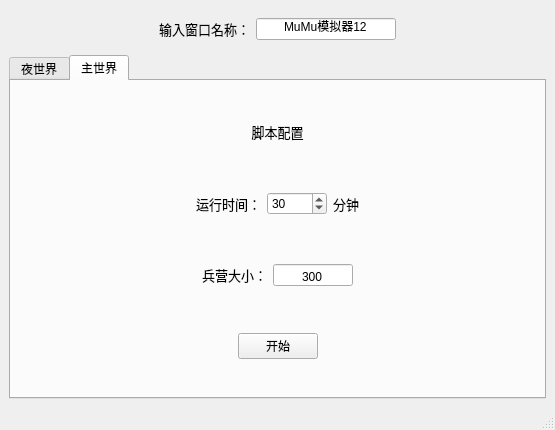
Before: the Qt Designer form ui.ui in nev3da/COC, drawn with Qt 5.
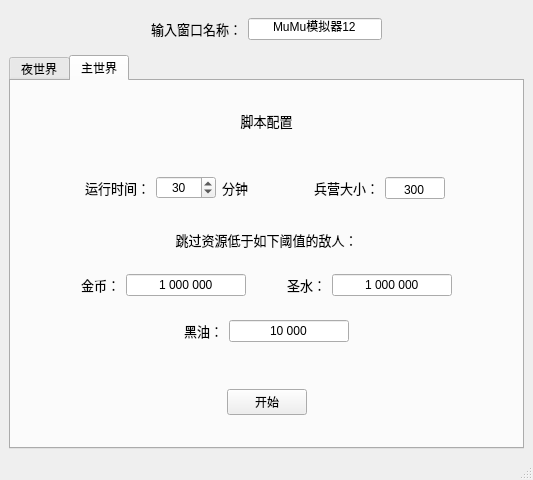
After: the same form once the commit is applied. The open tabs and pages were chosen to show the change.

Commit message: 增加参数类型注释，增加飞艇，增加对手资源检测

Diff of the .ui file:
```diff
--- a/ui.ui
+++ b/ui.ui
@@ -6,8 +6,8 @@
    <rect>
     <x>0</x>
     <y>0</y>
-    <width>555</width>
-    <height>430</height>
+    <width>533</width>
+    <height>480</height>
    </rect>
   </property>
   <property name="windowTitle">
@@ -79,17 +79,50 @@
         <string>夜世界</string>
        </attribute>
        <layout class="QVBoxLayout" name="verticalLayout">
+        <property name="spacing">
+         <number>0</number>
+        </property>
+        <property name="leftMargin">
+         <number>0</number>
+        </property>
+        <property name="topMargin">
+         <number>0</number>
+        </property>
+        <property name="rightMargin">
+         <number>0</number>
+        </property>
+        <property name="bottomMargin">
+         <number>0</number>
+        </property>
         <item>
          <widget class="QWidget" name="widget_4" native="true">
           <property name="styleSheet">
            <string notr="true"/>
           </property>
           <layout class="QVBoxLayout" name="verticalLayout_2">
+           <property name="spacing">
+            <number>7</number>
+           </property>
+           <property name="leftMargin">
+            <number>11</number>
+           </property>
+           <property name="topMargin">
+            <number>15</number>
+           </property>
+           <property name="rightMargin">
+            <number>11</number>
+           </property>
            <property name="bottomMargin">
             <number>9</number>
            </property>
            <item>
             <widget class="QLabel" name="label_2">
+             <property name="maximumSize">
+              <size>
+               <width>16777215</width>
+               <height>50</height>
+              </size>
+             </property>
              <property name="font">
               <font>
                <pointsize>10</pointsize>
@@ -151,6 +184,9 @@
                   <height>16777215</height>
                  </size>
                 </property>
+                <property name="alignment">
+                 <set>Qt::AlignCenter</set>
+                </property>
                 <property name="value">
                  <number>3</number>
                 </property>
@@ -418,6 +454,9 @@
                 <property name="cursor">
                  <cursorShape>ArrowCursor</cursorShape>
                 </property>
+                <property name="alignment">
+                 <set>Qt::AlignCenter</set>
+                </property>
                 <property name="value">
                  <number>8</number>
                 </property>
@@ -491,17 +530,41 @@
         <string>主世界</string>
        </attribute>
        <layout class="QVBoxLayout" name="verticalLayout_5">
+        <property name="spacing">
+         <number>0</number>
+        </property>
+        <property name="leftMargin">
+         <number>0</number>
+        </property>
+        <property name="topMargin">
+         <number>0</number>
+        </property>
+        <property name="rightMargin">
+         <number>0</number>
+        </property>
+        <property name="bottomMargin">
+         <number>0</number>
+        </property>
         <item>
          <widget class="QWidget" name="widget_7" native="true">
           <property name="styleSheet">
            <string notr="true"/>
           </property>
           <layout class="QVBoxLayout" name="verticalLayout_4">
+           <property name="topMargin">
+            <number>15</number>
+           </property>
            <property name="bottomMargin">
             <number>9</number>
            </property>
            <item>
             <widget class="QLabel" name="label_10">
+             <property name="maximumSize">
+              <size>
+               <width>16777215</width>
+               <height>50</height>
+              </size>
+             </property>
              <property name="font">
               <font>
                <pointsize>10</pointsize>
@@ -563,6 +626,9 @@
                   <height>16777215</height>
                  </size>
                 </property>
+                <property name="alignment">
+                 <set>Qt::AlignCenter</set>
+                </property>
                 <property name="maximum">
                  <number>180</number>
                 </property>
@@ -587,22 +653,6 @@
                </widget>
               </item>
               <item>
-               <spacer name="horizontalSpacer_13">
-                <property name="orientation">
-                 <enum>Qt::Horizontal</enum>
-                </property>
-                <property name="sizeHint" stdset="0">
-                 <size>
-                  <width>244</width>
-                  <height>19</height>
-                 </size>
-                </property>
-               </spacer>
-              </item>
-             </layout>
-            </widget>
-           </item>
-           <item>
             <widget class="QWidget" name="widget_9" native="true">
              <layout class="QHBoxLayout" name="horizontalLayout">
               <item>
@@ -674,6 +724,244 @@
              </layout>
             </widget>
            </item>
+             </layout>
+            </widget>
+           </item>
+           <item>
+            <widget class="QWidget" name="widget_10" native="true">
+             <layout class="QVBoxLayout" name="verticalLayout_6">
+              <property name="topMargin">
+               <number>0</number>
+              </property>
+              <property name="bottomMargin">
+               <number>0</number>
+              </property>
+              <item>
+               <widget class="QLabel" name="label_14">
+                <property name="font">
+                 <font>
+                  <pointsize>10</pointsize>
+                 </font>
+                </property>
+                <property name="text">
+                 <string>跳过资源低于如下阈值的敌人：</string>
+                </property>
+                <property name="alignment">
+                 <set>Qt::AlignCenter</set>
+                </property>
+               </widget>
+              </item>
+              <item>
+               <widget class="QWidget" name="widget_13" native="true">
+                <layout class="QVBoxLayout" name="verticalLayout_7">
+                 <item>
+                  <widget class="QWidget" name="widget_12" native="true">
+                   <layout class="QHBoxLayout" name="horizontalLayout_8">
+                    <item>
+                     <spacer name="horizontalSpacer_16">
+                      <property name="orientation">
+                       <enum>Qt::Horizontal</enum>
+                      </property>
+                      <property name="sizeHint" stdset="0">
+                       <size>
+                        <width>40</width>
+                        <height>20</height>
+                       </size>
+                      </property>
+                     </spacer>
+                    </item>
+                    <item>
+                     <widget class="QLabel" name="label_15">
+                      <property name="minimumSize">
+                       <size>
+                        <width>0</width>
+                        <height>0</height>
+                       </size>
+                      </property>
+                      <property name="font">
+                       <font>
+                        <pointsize>10</pointsize>
+                       </font>
+                      </property>
+                      <property name="text">
+                       <string>金币：</string>
+                      </property>
+                     </widget>
+                    </item>
+                    <item>
+                     <widget class="QLineEdit" name="gold">
+                      <property name="minimumSize">
+                       <size>
+                        <width>120</width>
+                        <height>0</height>
+                       </size>
+                      </property>
+                      <property name="maximumSize">
+                       <size>
+                        <width>80</width>
+                        <height>16777215</height>
+                       </size>
+                      </property>
+                      <property name="text">
+                       <string>1 000 000</string>
+                      </property>
+                      <property name="alignment">
+                       <set>Qt::AlignCenter</set>
+                      </property>
+                     </widget>
+                    </item>
+                    <item>
+                     <spacer name="horizontalSpacer_17">
+                      <property name="orientation">
+                       <enum>Qt::Horizontal</enum>
+                      </property>
+                      <property name="sizeHint" stdset="0">
+                       <size>
+                        <width>40</width>
+                        <height>20</height>
+                       </size>
+                      </property>
+                     </spacer>
+                    </item>
+                    <item>
+                     <widget class="QLabel" name="label_16">
+                      <property name="minimumSize">
+                       <size>
+                        <width>0</width>
+                        <height>0</height>
+                       </size>
+                      </property>
+                      <property name="font">
+                       <font>
+                        <pointsize>10</pointsize>
+                       </font>
+                      </property>
+                      <property name="text">
+                       <string>圣水：</string>
+                      </property>
+                     </widget>
+                    </item>
+                    <item>
+                     <widget class="QLineEdit" name="elixir">
+                      <property name="minimumSize">
+                       <size>
+                        <width>120</width>
+                        <height>0</height>
+                       </size>
+                      </property>
+                      <property name="maximumSize">
+                       <size>
+                        <width>80</width>
+                        <height>16777215</height>
+                       </size>
+                      </property>
+                      <property name="text">
+                       <string>1 000 000</string>
+                      </property>
+                      <property name="alignment">
+                       <set>Qt::AlignCenter</set>
+                      </property>
+                     </widget>
+                    </item>
+                    <item>
+                     <spacer name="horizontalSpacer_22">
+                      <property name="orientation">
+                       <enum>Qt::Horizontal</enum>
+                      </property>
+                      <property name="sizeHint" stdset="0">
+                       <size>
+                        <width>40</width>
+                        <height>20</height>
+                       </size>
+                      </property>
+                     </spacer>
+                    </item>
+                   </layout>
+                  </widget>
+                 </item>
+                 <item>
+                  <widget class="QWidget" name="widget_14" native="true">
+                   <property name="font">
+                    <font>
+                     <pointsize>10</pointsize>
+                    </font>
+                   </property>
+                   <layout class="QHBoxLayout" name="horizontalLayout_11">
+                    <item>
+                     <spacer name="horizontalSpacer_21">
+                      <property name="orientation">
+                       <enum>Qt::Horizontal</enum>
+                      </property>
+                      <property name="sizeHint" stdset="0">
+                       <size>
+                        <width>40</width>
+                        <height>20</height>
+                       </size>
+                      </property>
+                     </spacer>
+                    </item>
+                    <item>
+                     <widget class="QLabel" name="label_17">
+                      <property name="minimumSize">
+                       <size>
+                        <width>0</width>
+                        <height>0</height>
+                       </size>
+                      </property>
+                      <property name="text">
+                       <string>黑油：</string>
+                      </property>
+                     </widget>
+                    </item>
+                    <item>
+                     <widget class="QLineEdit" name="oil">
+                      <property name="minimumSize">
+                       <size>
+                        <width>120</width>
+                        <height>0</height>
+                       </size>
+                      </property>
+                      <property name="maximumSize">
+                       <size>
+                        <width>80</width>
+                        <height>16777215</height>
+                       </size>
+                      </property>
+                      <property name="font">
+                       <font>
+                        <pointsize>9</pointsize>
+                       </font>
+                      </property>
+                      <property name="text">
+                       <string>10 000</string>
+                      </property>
+                      <property name="alignment">
+                       <set>Qt::AlignCenter</set>
+                      </property>
+                     </widget>
+                    </item>
+                    <item>
+                     <spacer name="horizontalSpacer_23">
+                      <property name="orientation">
+                       <enum>Qt::Horizontal</enum>
+                      </property>
+                      <property name="sizeHint" stdset="0">
+                       <size>
+                        <width>40</width>
+                        <height>20</height>
+                       </size>
+                      </property>
+                     </spacer>
+                    </item>
+                   </layout>
+                  </widget>
+                 </item>
+                </layout>
+               </widget>
+              </item>
+             </layout>
+            </widget>
+           </item>
            <item>
             <widget class="QWidget" name="widget_11" native="true">
              <layout class="QHBoxLayout" name="horizontalLayout_10">
@@ -727,7 +1015,7 @@
     <rect>
      <x>0</x>
      <y>0</y>
-     <width>555</width>
+     <width>533</width>
      <height>26</height>
     </rect>
    </property>
```
Lines whose indentation alone changed are shown as unchanged. The commit also changes 14 other files.
